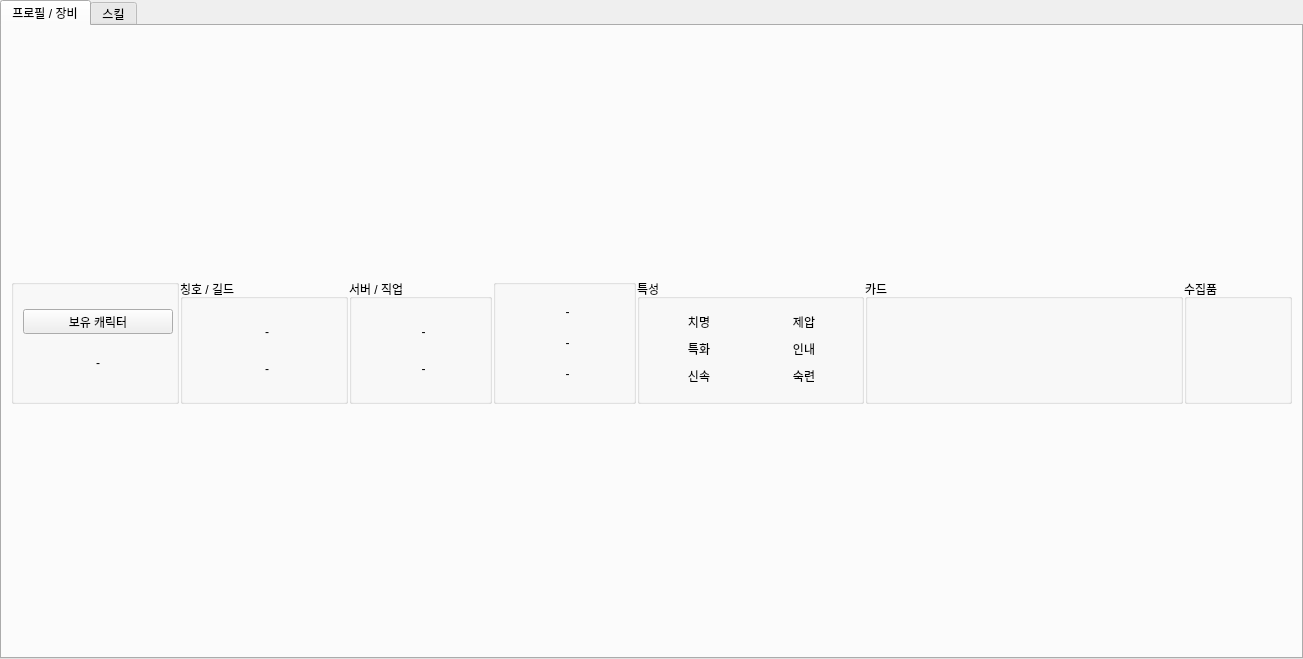
Wseop/loa-manager-qt-client, file ui/character/character_widget.ui: the form before one commit.
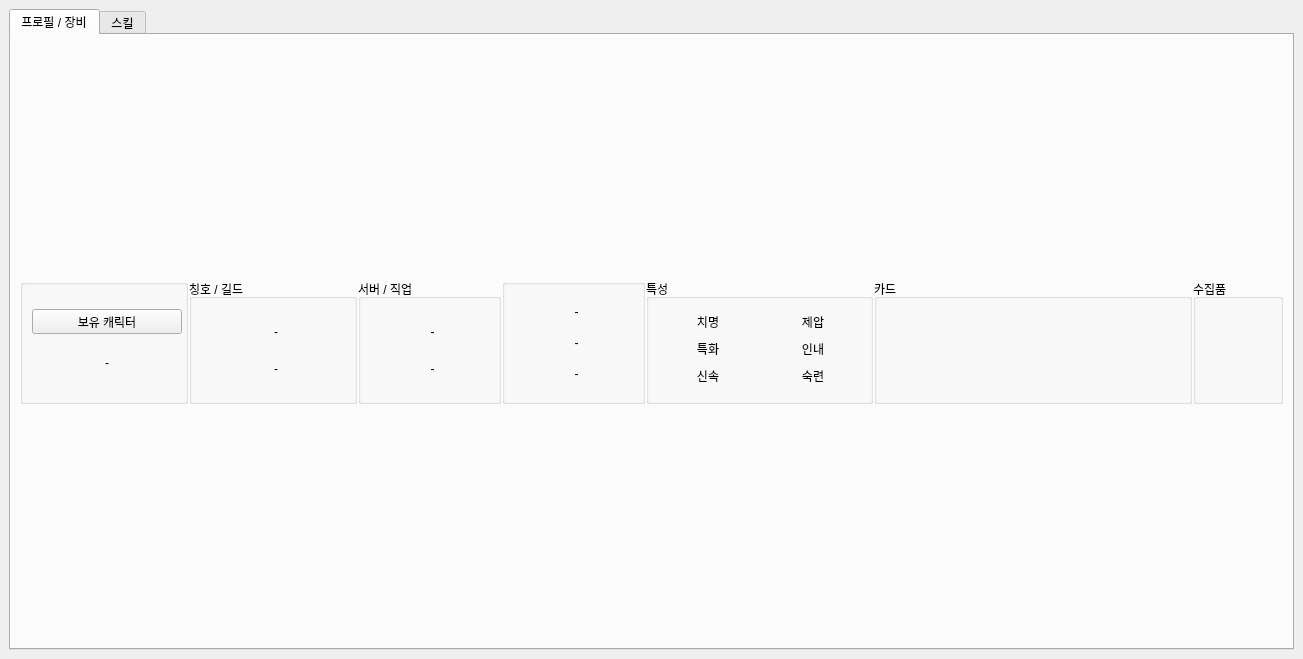
The form after the commit.

Commit message: FEAT:Add CharacterWidget as TabWidget & Implement remove character

```diff
--- a/ui/character/character_widget.ui
+++ b/ui/character/character_widget.ui
@@ -18,16 +18,16 @@
     <number>1</number>
    </property>
    <property name="leftMargin">
-    <number>0</number>
+    <number>9</number>
    </property>
    <property name="topMargin">
-    <number>0</number>
+    <number>9</number>
    </property>
    <property name="rightMargin">
-    <number>0</number>
+    <number>9</number>
    </property>
    <property name="bottomMargin">
-    <number>0</number>
+    <number>9</number>
    </property>
    <item>
     <widget class="QTabWidget" name="tabWidget">
```
The commit also changes 5 other files.
